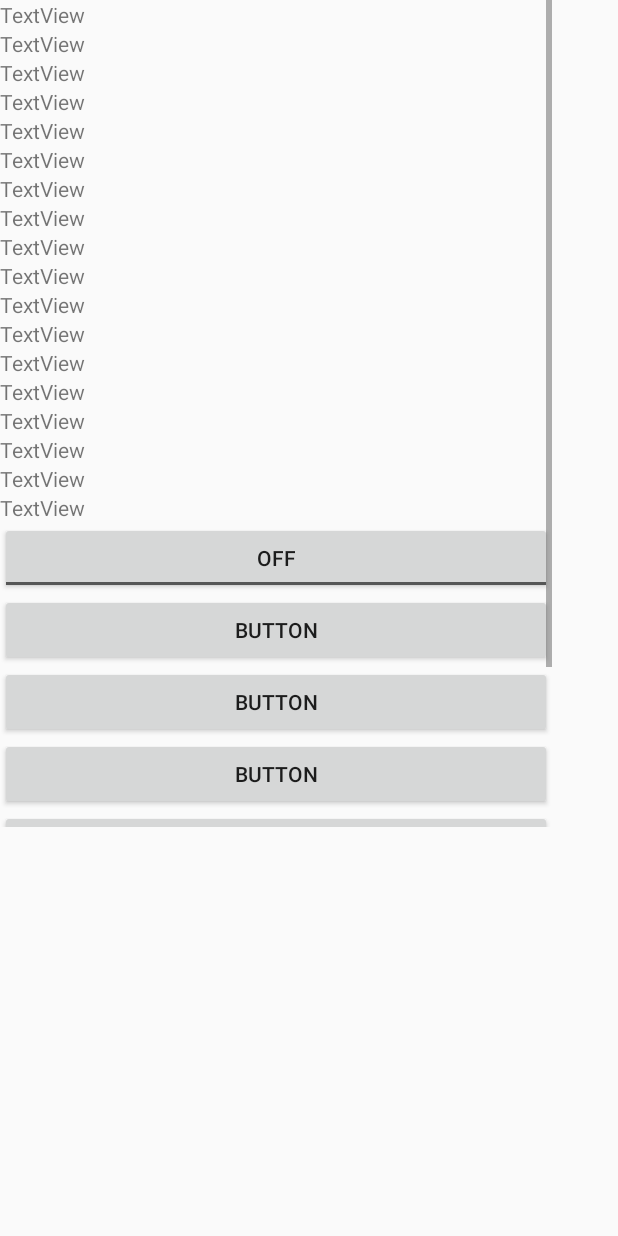
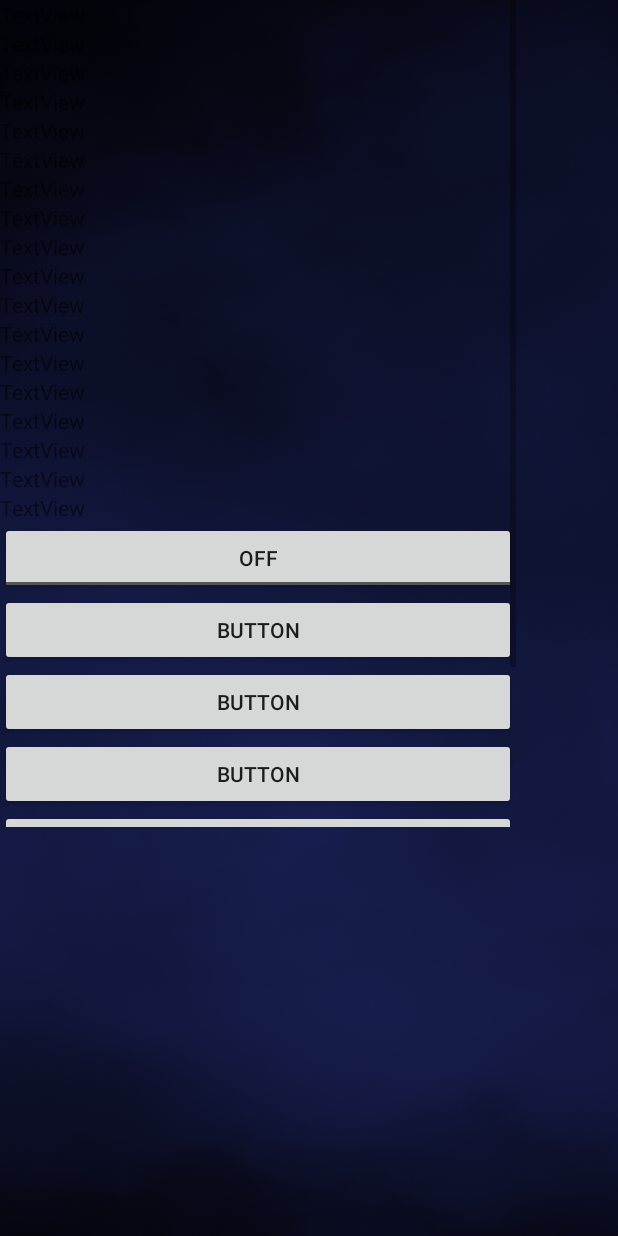
Before and after one commit to UserInterfaceProjectBrno/UIProj, an Android app: the product_activity screen opened directly, with no data from a screen before it, on a phone screen of 412 x 824 dp. Run offline under Robolectric (Android 15) with nearby library versions, the phone set to English and light mode, and no system bars.

Commit message:
Nikos445

```diff
--- a/app/build.gradle
+++ b/app/build.gradle
@@ -17,10 +17,12 @@ android {
             proguardFiles getDefaultProguardFile('proguard-android.txt'), 'proguard-rules.pro'
         }
     }
+    productFlavors {
+    }
 }
 
 dependencies {
-    compile fileTree(dir: 'libs', include: ['*.jar'])
+    compile fileTree(include: ['*.jar'], dir: 'libs')
     androidTestCompile('com.android.support.test.espresso:espresso-core:2.2.2', {
         exclude group: 'com.android.support', module: 'support-annotations'
     })
@@ -39,4 +41,5 @@ dependencies {
 
 
 
+
 apply plugin: 'com.google.gms.google-services'
--- a/app/src/main/AndroidManifest.xml
+++ b/app/src/main/AndroidManifest.xml
@@ -26,7 +26,7 @@
         </activity>
         <activity android:name=".table_handle" />
         <activity android:name=".order_main_menu" />
-        <activity android:name=".ProductActivity"></activity>
+        <activity android:name=".product_activity"></activity>
     </application>
 
 </manifest>
--- a/app/src/main/java/com/example/nasty/UIProject/order_main_menu.java
+++ b/app/src/main/java/com/example/nasty/UIProject/order_main_menu.java
@@ -33,7 +33,7 @@ public class order_main_menu extends AppCompatActivity {
         OrderMenuButton.setOnClickListener(new View.OnClickListener() {
             @Override
             public void onClick(View v) {
-                Intent intent = new Intent(order_main_menu.this, login_page.class);
+                Intent intent = new Intent(order_main_menu.this, product_activity.class);
                 startActivity(intent);
             }
         });
--- a/app/src/main/java/com/example/nasty/UIProject/ProductActivity.java
+++ b/app/src/main/java/com/example/nasty/UIProject/product_activity.java
@@ -3,7 +3,7 @@ package com.example.nasty.UIProject;
 import android.support.v7.app.AppCompatActivity;
 import android.os.Bundle;
 
-public class ProductActivity extends AppCompatActivity {
+public class product_activity extends AppCompatActivity {
 
     @Override
     protected void onCreate(Bundle savedInstanceState) {
--- a/app/src/main/res/layout/activity_product.xml
+++ b/app/src/main/res/layout/activity_product.xml
@@ -4,18 +4,20 @@
     xmlns:tools="http://schemas.android.com/tools"
     android:layout_width="match_parent"
     android:layout_height="match_parent"
-    tools:context="com.example.nasty.UIProject.ProductActivity">
+    android:background="@drawable/background"
+    tools:context="com.example.nasty.UIProject.product_activity">
 
     <ScrollView
-        android:layout_width="368dp"
+        android:layout_width="344dp"
         android:layout_height="551dp"
+        android:scrollbarStyle="insideOverlay"
         tools:layout_editor_absoluteX="8dp"
         tools:layout_editor_absoluteY="8dp">
 
         <LinearLayout
             android:layout_width="match_parent"
             android:layout_height="wrap_content"
-            android:orientation="vertical" >
+            android:orientation="vertical">
 
             <TextView
                 android:id="@+id/textView"
```
